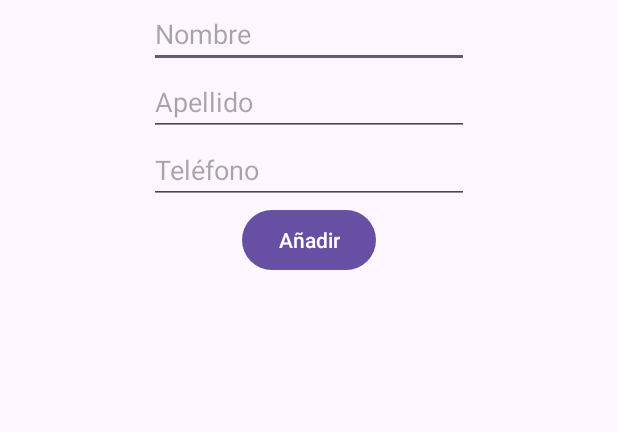
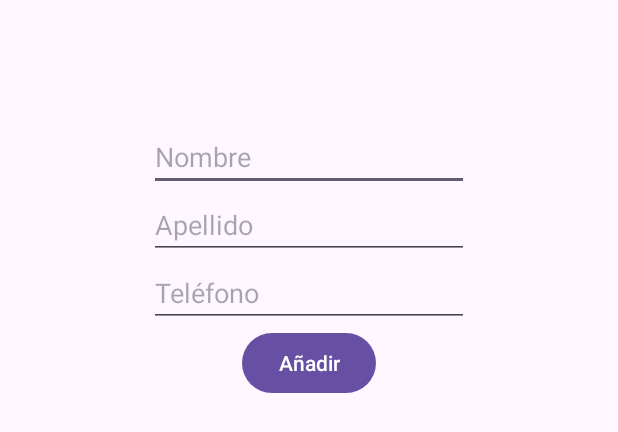
Before and after one commit to RobertoMedinaP/Roomexample, an Android app: the layout activity_main.xml on its own in the app's theme, with its tools: preview values and no code run, on a phone screen of 412 x 824 dp. Shown: the top 432 px of the screen. Run offline under Robolectric (Android 15) with nearby library versions, the phone set to English and light mode, and no system bars.

Commit message:
mejora en diseño

```diff
--- a/app/src/main/java/com/example/roomexample/ContactsViewModel.kt
+++ b/app/src/main/java/com/example/roomexample/ContactsViewModel.kt
@@ -4,11 +4,12 @@ import android.app.Application
 import androidx.lifecycle.AndroidViewModel
 
 
-//el viewmodel
+//el viewmodel, que se comunica con el repositorio
 
 class ContactsViewModel(application: Application): AndroidViewModel (application){
 
 
+    //instancia del repositorio
     private val repository = ContactsRepository(application)
     val contacts = repository.getContacts()
 
--- a/app/src/main/java/com/example/roomexample/MainActivity.kt
+++ b/app/src/main/java/com/example/roomexample/MainActivity.kt
@@ -13,6 +13,7 @@ class MainActivity : AppCompatActivity() {
     y actualizar las dependencias*/
 
 
+    //la main activity se comunica con el viewmodel
     private lateinit var contactsViewModel: ContactsViewModel
     private lateinit var binding: ActivityMainBinding
 
--- a/app/src/main/res/layout/activity_main.xml
+++ b/app/src/main/res/layout/activity_main.xml
@@ -10,9 +10,10 @@
         android:id="@+id/fistName_editText"
         android:layout_width="wrap_content"
         android:layout_height="wrap_content"
+        android:layout_marginTop="82dp"
         android:ems="10"
+        android:hint="Nombre"
         android:inputType="textPersonName"
-        android:hint="Nombre"
         app:layout_constraintLeft_toLeftOf="parent"
         app:layout_constraintRight_toRightOf="parent"
         app:layout_constraintTop_toTopOf="parent" />
@@ -42,7 +43,7 @@
         android:id="@+id/addContact_button"
         android:layout_width="wrap_content"
         android:layout_height="wrap_content"
-        android:text="Añadir"
+        android:text="@string/add"
         app:layout_constraintLeft_toLeftOf="parent"
         app:layout_constraintRight_toRightOf="parent"
         app:layout_constraintTop_toBottomOf="@id/phone_editText" />
--- a/app/src/main/res/values/strings.xml
+++ b/app/src/main/res/values/strings.xml
@@ -1,3 +1,4 @@
 <resources>
     <string name="app_name">Roomexample</string>
+    <string name="add">Añadir</string>
 </resources>
```
